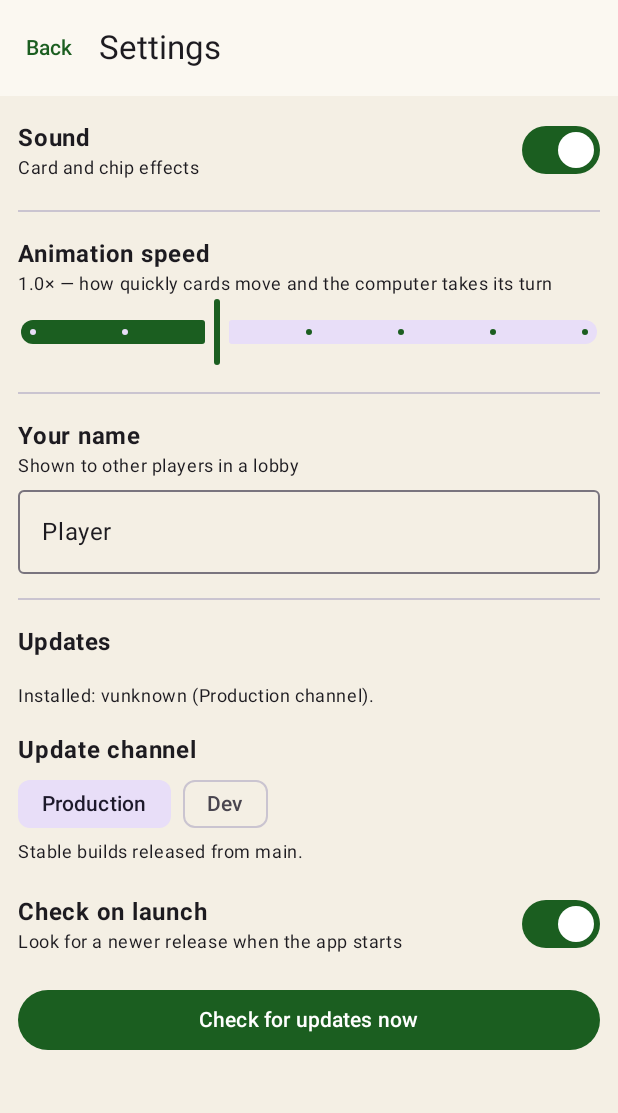
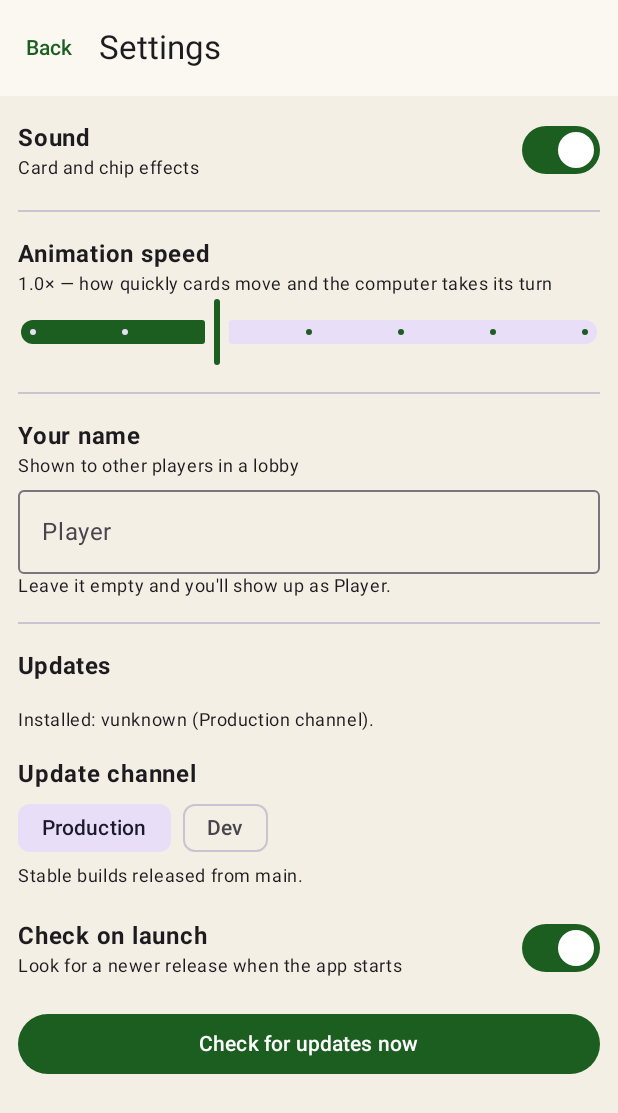
Before and after one commit to adrianoftyriel/ProLibertateGames, an Android app built with Jetpack Compose: the screen it shows after launch (MainActivity), after a tap on "Settings", on a phone screen of 412 x 824 dp. Shown: the top 1113 px of the screen. Run offline under Robolectric (Android 15) with nearby library versions, the phone set to English and light mode, and no system bars.

Commit message:
Let the player name field be cleared
Clearing the name put "Player" straight back before a real one could be
typed. Three things combined to cause it:

- setPlayerName coerced a blank value to "Player" on write, so deleting
  the last character immediately persisted the default.
- The settings flow then emitted that default, and the text field's
  remember was keyed on the stored name, so it re-seeded itself from the
  value that had just been written.
- The default also lived in the stored value, so a fresh install had
  "Player" pre-filled and had to be cleared to begin with.

The stored name is now whatever the user typed, blank included. The
default moved to Settings.displayName, which is what the lobby and seat
labels use, so it applies where a name is shown rather than to what is
being edited. The field keeps its own edit state once touched, and shows
"Player" as placeholder text with a note explaining the fallback.

Co-Authored-By: Claude Opus 5 <noreply@anthropic.com>
Claude-Session: https://claude.ai/code/session_015qjfMiPUDshdKEUa6vxqzN

```diff
--- a/app/src/main/java/org/prolibertate/games/settings/SettingsRepository.kt
+++ b/app/src/main/java/org/prolibertate/games/settings/SettingsRepository.kt
@@ -25,10 +25,23 @@ data class Settings(
     val soundEnabled: Boolean = true,
     val animationSpeed: Float = 1.0f,
     val checkForUpdatesOnLaunch: Boolean = true,
-    val playerName: String = "Player",
+    /**
+     * Exactly what the user has typed, which may be blank while they are
+     * mid-edit. Nothing substitutes a default into this value: doing so meant
+     * that clearing the field wrote "Player" straight back and the text
+     * snapped back before a real name could be typed.
+     */
+    val playerName: String = "",
     /** Which builds the updater offers. Production unless deliberately changed. */
     val updateChannel: UpdateChannel = UpdateChannel.PRODUCTION,
 ) {
+    /**
+     * The name other players actually see. This is where the default lives, so
+     * an empty field is a display concern rather than something written back
+     * into what the user is typing.
+     */
+    val displayName: String get() = playerName.trim().ifBlank { DEFAULT_PLAYER_NAME }
+
     /** Scales a nominal duration by the chosen speed. */
     fun scaled(millis: Long): Long =
         (millis / animationSpeed.coerceIn(MIN_SPEED, MAX_SPEED)).toLong()
@@ -36,6 +49,7 @@ data class Settings(
     companion object {
         const val MIN_SPEED = 0.5f
         const val MAX_SPEED = 2.0f
+        const val DEFAULT_PLAYER_NAME = "Player"
     }
 }
 
@@ -54,7 +68,7 @@ class SettingsRepository(private val context: Context) {
             soundEnabled = prefs[Keys.SOUND] ?: true,
             animationSpeed = prefs[Keys.SPEED] ?: 1.0f,
             checkForUpdatesOnLaunch = prefs[Keys.UPDATE_ON_LAUNCH] ?: true,
-            playerName = prefs[Keys.NAME] ?: "Player",
+            playerName = prefs[Keys.NAME] ?: "",
             updateChannel = prefs[Keys.CHANNEL]
                 ?.let { stored -> runCatching { UpdateChannel.valueOf(stored) }.getOrNull() }
                 ?: UpdateChannel.PRODUCTION,
@@ -79,7 +93,8 @@ class SettingsRepository(private val context: Context) {
         context.dataStore.edit { it[Keys.UPDATE_ON_LAUNCH] = enabled }
     }
 
+    /** Stores the name verbatim. The fallback belongs to [Settings.displayName]. */
     suspend fun setPlayerName(name: String) {
-        context.dataStore.edit { it[Keys.NAME] = name.trim().ifBlank { "Player" } }
+        context.dataStore.edit { it[Keys.NAME] = name }
     }
 }
--- a/app/src/main/java/org/prolibertate/games/ui/AppRoot.kt
+++ b/app/src/main/java/org/prolibertate/games/ui/AppRoot.kt
@@ -107,7 +107,7 @@ fun AppRoot(env: AppEnv) {
 
         is Route.Setup -> GameSetupScreen(
             descriptor = GameCatalog.byId(route.gameId)!!,
-            playerName = settings.playerName,
+            playerName = settings.displayName,
             onBack = { pop() },
             onPlayOffline = { config -> push(Route.Play(route.gameId, config, true, 0)) },
             onHostOnline = { optionsJson ->
@@ -118,7 +118,7 @@ fun AppRoot(env: AppEnv) {
         is Route.Lobby -> LobbyScreen(
             env = env,
             route = route,
-            playerName = settings.playerName,
+            playerName = settings.displayName,
             onBack = { pop() },
             onStart = { config, hosting, seat ->
                 push(Route.Play(config.gameId, config, hosting, seat))
--- a/app/src/main/java/org/prolibertate/games/ui/SettingsScreen.kt
+++ b/app/src/main/java/org/prolibertate/games/ui/SettingsScreen.kt
@@ -36,7 +36,11 @@ fun SettingsScreen(
     onBack: () -> Unit,
 ) {
     val scope = rememberCoroutineScope()
-    var name by remember(settings.playerName) { mutableStateOf(settings.playerName) }
+    // Null until the user touches the field, at which point their text takes
+    // over for good. Keying this off the stored name instead meant every
+    // keystroke re-seeded the field from what had just been written, so the
+    // caret jumped and a cleared field refilled itself.
+    var editedName by remember { mutableStateOf<String?>(null) }
     var updateStatus by remember { mutableStateOf<String?>(null) }
     var pendingRelease by remember { mutableStateOf<Updater.Release?>(null) }
 
@@ -86,14 +90,22 @@ fun SettingsScreen(
                     style = MaterialTheme.typography.bodySmall,
                 )
                 OutlinedTextField(
-                    value = name,
+                    value = editedName ?: settings.playerName,
                     onValueChange = { entered ->
-                        name = entered
+                        editedName = entered
                         scope.launch { env.settingsRepository.setPlayerName(entered) }
                     },
+                    placeholder = { Text(Settings.DEFAULT_PLAYER_NAME) },
                     singleLine = true,
                     modifier = Modifier.fillMaxWidth().padding(top = 8.dp),
                 )
+                if ((editedName ?: settings.playerName).isBlank()) {
+                    Text(
+                        text = "Leave it empty and you'll show up as " +
+                            "${Settings.DEFAULT_PLAYER_NAME}.",
+                        style = MaterialTheme.typography.bodySmall,
+                    )
+                }
             }
 
             Divider()
```
